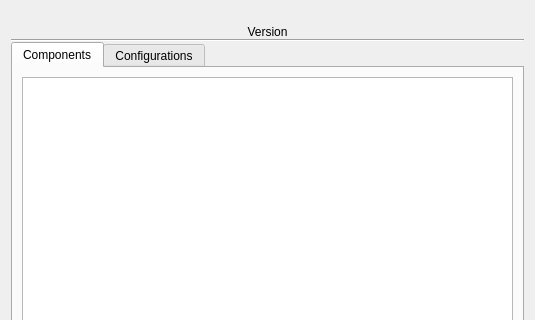
Old version of the form ui/GnuPGInfo.ui in the repository saturneric/GpgFrontend; both pictures show x 0 to 535 and y 0 to 320 of the 535 by 568 pixel window.
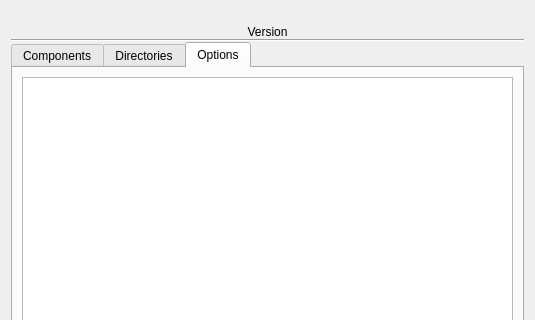
New version of the form. The open tabs and pages were chosen to show the change. Icons and pictures are not drawn.

Commit message: feat: add gnupg directories infos to gnupg tab

```diff
--- a/ui/GnuPGInfo.ui
+++ b/ui/GnuPGInfo.ui
@@ -87,6 +87,9 @@
        <property name="currentIndex">
         <number>0</number>
        </property>
+       <property name="tabBarAutoHide">
+        <bool>false</bool>
+       </property>
        <widget class="QWidget" name="tab">
         <attribute name="title">
          <string>Components</string>
@@ -109,7 +112,7 @@
        </widget>
        <widget class="QWidget" name="tab_2">
         <attribute name="title">
-         <string>Configurations</string>
+         <string>Directories</string>
         </attribute>
         <layout class="QGridLayout" name="gridLayout_2">
          <item row="0" column="0">
@@ -124,6 +127,16 @@
          </item>
         </layout>
        </widget>
+       <widget class="QWidget" name="tab_3">
+        <attribute name="title">
+         <string>Options</string>
+        </attribute>
+        <layout class="QHBoxLayout" name="horizontalLayout">
+         <item>
+          <widget class="QTableWidget" name="optionDetailsTable"/>
+         </item>
+        </layout>
+       </widget>
       </widget>
      </item>
     </layout>
```
Left out of the diff: 2 changed lines with no effect on the pictures. The commit also changes 2 other files.
